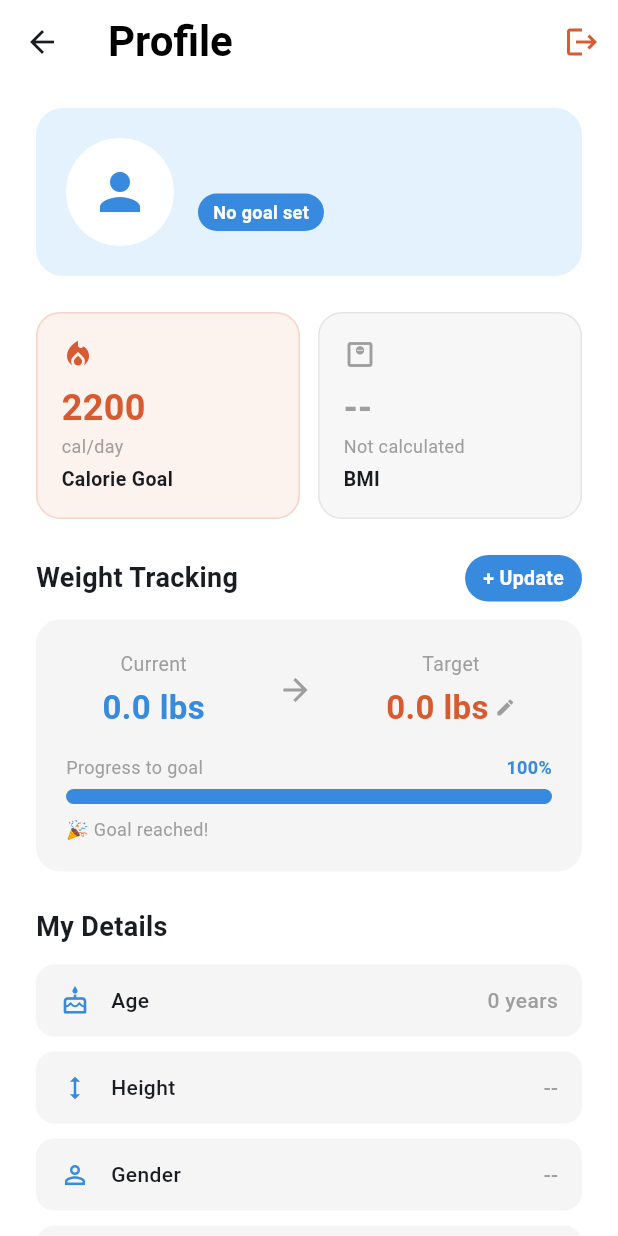
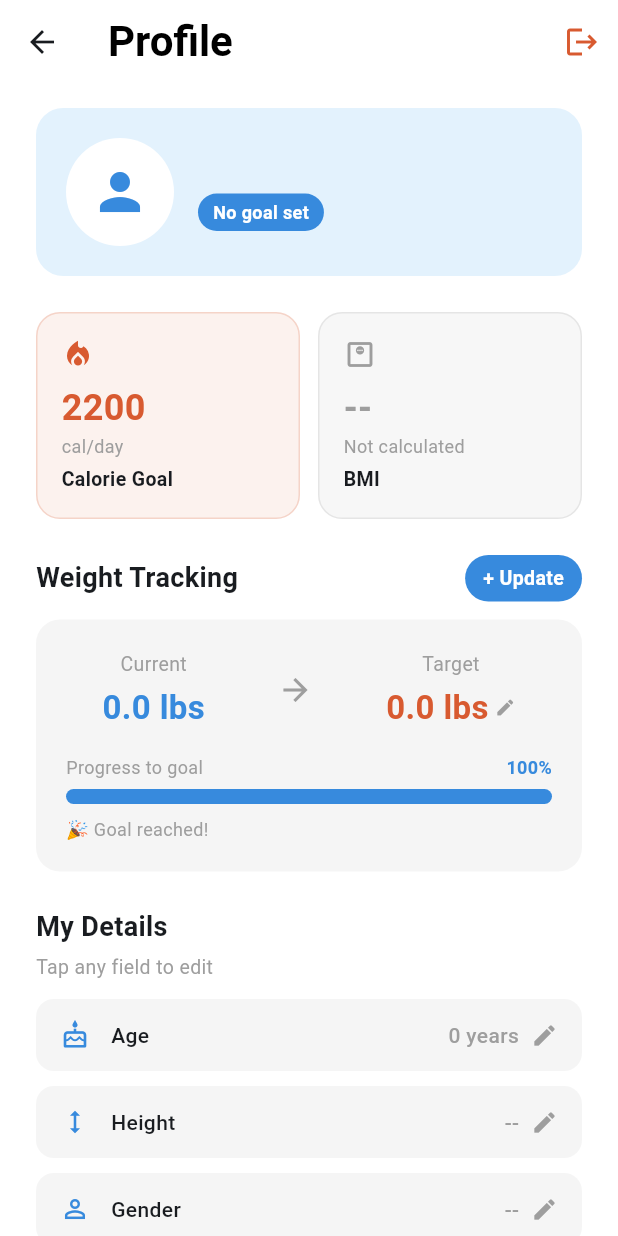
Before and after one commit to cChe1z/CMPE_137_Fitness_Health_Tracking_App, a Flutter app: the ProfileScreen screen opened directly, on a phone screen of 412 x 824 dp. Run offline on Flutter 3.47's test engine with Material 3 defaults, Android fonts, the phone set to English and light mode, and no system bars; our stand-ins replace cloud_firestore, firebase_auth, firebase_core; accounts and stored records are empty.

Commit message:
add edit icons in my details section in the profile page

```diff
--- a/lib/profile_screen.dart
+++ b/lib/profile_screen.dart
@@ -714,6 +714,9 @@ class _ProfileScreenState extends State<ProfileScreen> {
                   fontSize: 14,
                   color: Colors.grey,
                   fontWeight: FontWeight.w500)),
+          const SizedBox(width: 8),
+          const Icon(Icons.edit,
+              color: Colors.grey, size: 18),
         ],
       ),
     );
@@ -1091,6 +1094,13 @@ class _ProfileScreenState extends State<ProfileScreen> {
                                               fontSize: 18,
                                               fontWeight:
                                               FontWeight.bold)),
+                                      const SizedBox(height: 4),
+                                      const Text(
+                                        'Tap any field to edit',
+                                        style: TextStyle(
+                                            color: Colors.grey,
+                                            fontSize: 13),
+                                      ),
                                       const SizedBox(height: 12),
 
                                       // Age
@@ -1527,7 +1537,7 @@ class _ProfileScreenState extends State<ProfileScreen> {
   }
 }
 
-// ─── Level picker sheet (profile-specific, updates all days) ──────────────────
+// ─── Level picker sheet (updates all days) ──────────────────
 
 class _ProfileLevelPickerSheet extends StatelessWidget {
   final String? current;
```
